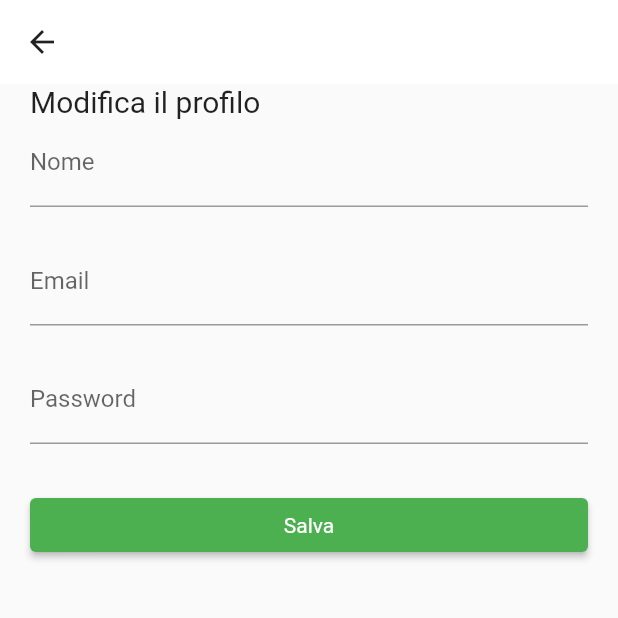
After one commit to UniveLE/ingegneria-del-software, a Flutter app: the editProfile screen opened directly, on a phone screen of 412 x 824 dp, the top half of it. The commit adds this screen. Run offline on Flutter 3.47's test engine with Material 2 defaults, Android fonts, the phone set to English and light mode, and no system bars; our stand-ins replace barcode_widget, cloud_firestore, firebase_analytics, firebase_auth, firebase_core, firebase_crashlytics and 6 more; missing offline and left inert: flutter_barcode_scanner, openfoodfacts; accounts and stored records are empty; network calls fail.

Commit message:
modifica informazioni utente

```diff
--- /dev/null
+++ b/lib/editProfile.dart
@@ -0,0 +1,131 @@
+// ignore_for_file: file_names
+import 'package:firebase_auth/firebase_auth.dart';
+import 'package:flutter/material.dart';
+import 'package:myfoodtracker/theme/theme_manager.dart';
+import 'package:openfoodfacts/openfoodfacts.dart';
+import 'package:provider/provider.dart';
+
+class editProfile extends StatefulWidget {
+  const editProfile({Key? key}) : super(key: key);
+
+  @override
+  State<editProfile> createState() => _editProfile();
+}
+
+class _editProfile extends State<editProfile> {
+  late Colornotifire notifire;
+  List<Product>? products = [];
+
+  @override
+  void initState() {
+    super.initState();
+  }
+
+  @override
+  Widget build(BuildContext context) {
+    notifire = Provider.of<Colornotifire>(context, listen: true);
+    TextEditingController _nameController = TextEditingController(
+        text: FirebaseAuth.instance.currentUser?.displayName);
+    TextEditingController _emailController =
+        TextEditingController(text: FirebaseAuth.instance.currentUser?.email);
+    TextEditingController _passwordController = TextEditingController();
+    return Scaffold(
+        appBar: AppBar(
+          iconTheme: IconThemeData(color: notifire.textshscreenprimerycolor),
+          elevation: 0,
+          backgroundColor: notifire.spleshscreenprimerycolor,
+        ),
+        body: Center(
+          child: Padding(
+            padding: const EdgeInsets.symmetric(horizontal: 20.0),
+            child: Column(
+              crossAxisAlignment: CrossAxisAlignment.stretch,
+              children: <Widget>[
+                const Text(
+                  'Modifica il profilo',
+                  style: TextStyle(fontSize: 20),
+                ),
+                TextFormField(
+                  controller: _nameController,
+                  decoration: const InputDecoration(
+                    labelText: 'Nome',
+                  ),
+                  validator: (value) {
+                    if (value == null || value.isEmpty) {
+                      return 'Inserisci il nome';
+                    }
+                    return null;
+                  },
+                ),
+                const SizedBox(height: 20),
+                TextFormField(
+                  controller: _emailController,
+                  decoration: const InputDecoration(
+                    labelText: 'Email',
+                  ),
+                  validator: (value) {
+                    if (value == null || value.isEmpty) {
+                      return 'Inserisci la email';
+                    }
+                    // You can add more validation for email format if needed
+                    return null;
+                  },
+                ),
+                const SizedBox(height: 20),
+                TextFormField(
+                  controller: _passwordController,
+                  decoration: const InputDecoration(
+                    labelText: 'Password',
+                  ),
+                  obscureText: true,
+                  validator: (value) {
+                    // Password validation logic goes here if needed
+                    return null;
+                  },
+                ),
+                const SizedBox(height: 30),
+                ElevatedButton(
+                  onPressed: () async {
+                    String newName = _nameController.text;
+                    String newEmail = _emailController.text;
+                    String newPassword = _passwordController.text;
+
+
+                    if(FirebaseAuth.instance.currentUser!.displayName != newName){
+                      FirebaseAuth.instance.currentUser?.updateDisplayName(newName);
+                    }
+                    print(FirebaseAuth.instance.currentUser!.emailVerified);
+                    try {
+                      if (FirebaseAuth.instance.currentUser!.email != newEmail &&
+                          FirebaseAuth.instance.currentUser!.emailVerified) {
+                       //await FirebaseAuth.instance.currentUser?.sendEmailVerification();
+
+                       await FirebaseAuth.instance.currentUser?.updateEmail(newEmail).then((_) {
+                          // L'aggiornamento dell'email è avvenuto con successo
+                        }).catchError((error) {
+                          // Gestisci qui gli errori nell'aggiornamento dell'email
+                          print("Errore durante l'aggiornamento dell'email: $error");
+                        });
+                      }
+                    } catch (e) {
+                      print("Si è verificato un errore: $e");
+                    }
+
+                    if(newPassword != '') {
+                      FirebaseAuth.instance.currentUser
+                          ?.updatePassword(newPassword);
+                    }
+                    setState(() {});
+                    Navigator.pop(context);
+                  },
+                  style: ElevatedButton.styleFrom(
+                      textStyle: const TextStyle(fontSize: 14),
+                      backgroundColor: Colors.green),
+                  child: const Text('Salva'),
+                ),
+              ],
+            ),
+          ),
+        ));
+  }
+}
--- a/lib/login_screen/register.dart
+++ b/lib/login_screen/register.dart
@@ -397,9 +397,10 @@ void registration(context, name, email, password) async {
     );
 
     await FirebaseAuth.instance.currentUser?.updateDisplayName(name);
+    await FirebaseAuth.instance.currentUser?.sendEmailVerification();
     Navigator.push(context, MaterialPageRoute(
       builder: (context) {
-        return Bottombar();
+        return const Bottombar();
       },
     ));
   } on FirebaseAuthException catch (e) {
--- a/lib/login_screen/welcome.dart
+++ b/lib/login_screen/welcome.dart
@@ -130,7 +130,7 @@ class _WelcomeState extends State<Welcome> {
                   height: 25,
                   width: 150,
                   child: Center(
-                      child: Text("Benvenutæ",
+                      child: Text("Benvenuto",
                           style: TextStyle(
                               fontSize: 20,
                               color: notifire.textshscreenprimerycolor,
```
Also changed, not shown: lib/home_page/home.dart (+20 -127 lines).
